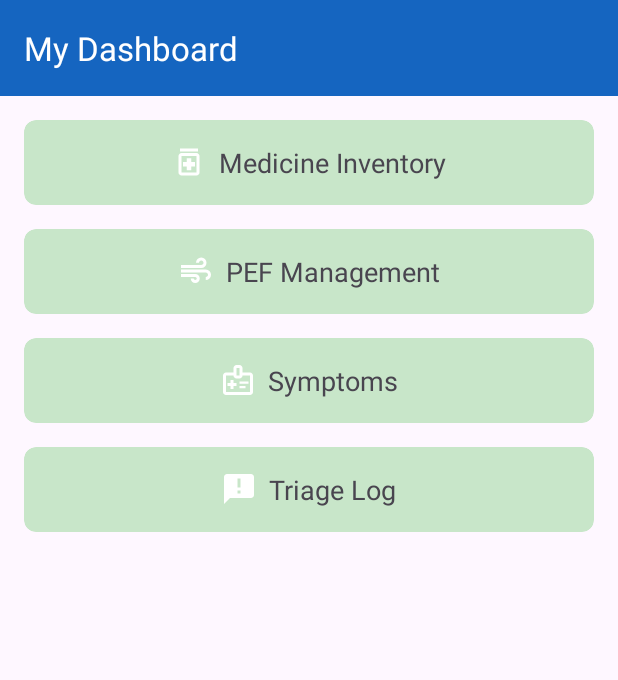
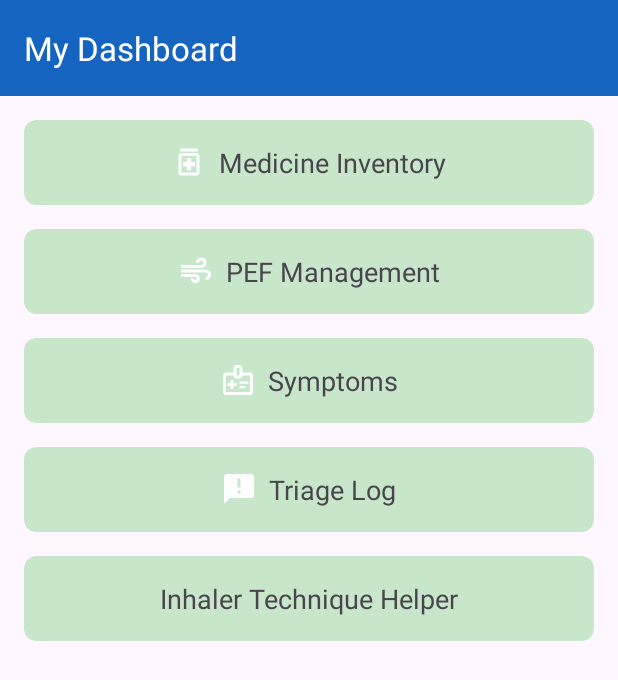
Before and after one commit to kevin579/Smart-Air, an Android app: the ChildDashboard screen opened directly, with no data from a screen before it, on a phone screen of 412 x 824 dp. Shown: the top 680 px of the screen. Run offline under Robolectric (Android 15) with nearby library versions, the phone set to English and light mode, and no system bars; 1 statement that could not run was skipped.

Commit message:
Merged ChildDashboard branch to implement Technique helper

```diff
--- a/app/src/main/res/layout/activity_child_dashboard.xml
+++ b/app/src/main/res/layout/activity_child_dashboard.xml
@@ -176,6 +176,35 @@
 
             </androidx.cardview.widget.CardView>
 
+            <androidx.cardview.widget.CardView
+                android:id="@+id/cardTechnique"
+                android:layout_width="match_parent"
+                android:layout_height="wrap_content"
+                android:layout_marginBottom="16dp"
+                android:clickable="true"
+                android:focusable="true"
+                android:foreground="?android:attr/selectableItemBackground"
+                app:cardBackgroundColor="@color/good"
+                app:cardCornerRadius="8dp"
+                app:cardElevation="0dp">
+
+                <LinearLayout
+                    android:layout_width="match_parent"
+                    android:layout_height="wrap_content"
+                    android:gravity="center"
+                    android:orientation="horizontal"
+                    android:padding="16dp">
+
+                    <TextView
+                        android:layout_width="wrap_content"
+                        android:layout_height="wrap_content"
+                        android:text="Inhaler Technique Helper"
+                        android:textSize="18sp" />
+
+                </LinearLayout>
+
+            </androidx.cardview.widget.CardView>
+
         </LinearLayout>
     </ScrollView>
 
--- a/app/src/main/res/values/strings.xml
+++ b/app/src/main/res/values/strings.xml
@@ -93,5 +93,15 @@
     <string name="triage_subtitle3">Triage check #2 text goes here</string>
     <string name="triage_subtitle4">Triage check #3 text goes here</string>
 
+    <string name="technique_title1">Technique Helper</string>
+    <string name="technique_title2">Step 1: Get Ready</string>
+    <string name="technique_title3">Step 2: Inhale</string>
+    <string name="technique_title4">Step 3: Hold It</string>
+
+    <string name="technique_subtitle1">Follow these steps to learn how to properly use an inhaler.</string>
+    <string name="technique_subtitle2">First, shake the inhaler for 5 seconds. Then, stand up straight, take a deep breath in, and exhale all the air out of your lungs</string>
+    <string name="technique_subtitle3">Put the inhaler in your mouth and close your lips tightly around it to make a seal. As you start to breathe in slowly and deeply, press down on the top of the inhaler one time. Keep breathing in until your lungs are full.</string>
+    <string name="technique_subtitle4">Remove the inhaler and hold your breath for a slow count to 10. This gives the medicine time to settle in your lungs. Afterwards, you can breathe out slowly.</string>
+
 
 </resources>
```
